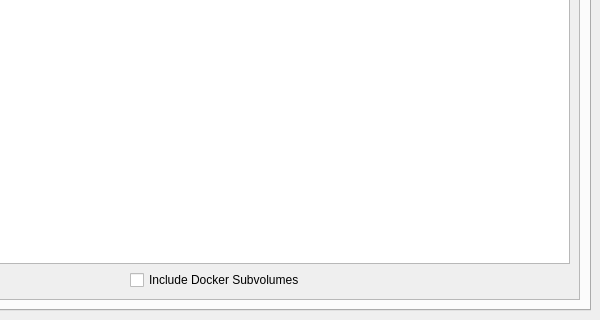
nexusriot/btrfs-assistant, file btrfs-assistant.ui: the form before one commit; both pictures show x 346 to 946 and y 397 to 717 of the 946 by 717 pixel window.
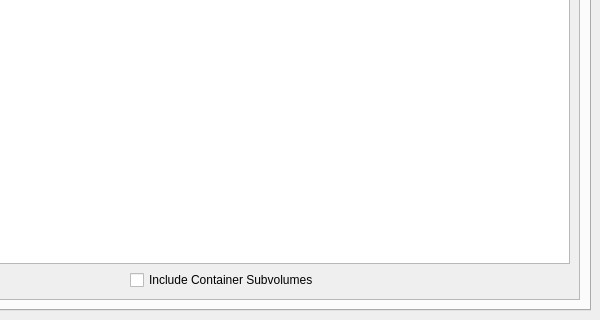
The form after the commit. The open tabs and pages were chosen to show the change. Icons and pictures are not drawn.

Commit message: Broaden docker filtering to include both docker and podman

```diff
--- a/btrfs-assistant.ui
+++ b/btrfs-assistant.ui
@@ -455,8 +455,8 @@
             <rect>
              <x>0</x>
              <y>0</y>
-             <width>910</width>
-             <height>652</height>
+             <width>904</width>
+             <height>648</height>
             </rect>
            </property>
            <layout class="QGridLayout" name="gridLayout_10">
@@ -562,7 +562,7 @@
               <item>
                <widget class="QCheckBox" name="checkBox_subvolIncludeDocker">
                 <property name="text">
-                 <string>Include Docker Subvolumes</string>
+                 <string>Include Container Subvolumes</string>
                 </property>
                 <property name="checked">
                  <bool>false</bool>
```
Left out of the diff: 15 changed lines with no effect on the pictures. The commit also changes 4 other files.
